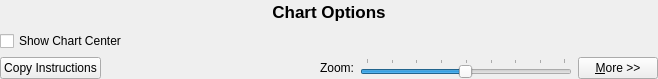
Above: src/optionsbar.ui from iPenguin/CrochetCharts before the change. Below: the same form after it.
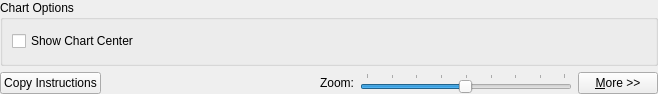
That is the form after the change.

```diff
--- a/src/optionsbar.ui
+++ b/src/optionsbar.ui
@@ -7,7 +7,7 @@
     <x>0</x>
     <y>0</y>
     <width>658</width>
-    <height>79</height>
+    <height>94</height>
    </rect>
   </property>
   <property name="windowTitle">
@@ -18,26 +18,14 @@
     <number>0</number>
    </property>
    <item>
-    <widget class="QWidget" name="chartOptionsBox" native="true">
-     <layout class="QGridLayout" name="gridLayout">
-      <property name="margin">
-       <number>0</number>
-      </property>
-      <item row="0" column="0" colspan="2">
-       <widget class="QLabel" name="label">
-        <property name="text">
-         <string>&lt;!DOCTYPE HTML PUBLIC &quot;-//W3C//DTD HTML 4.0//EN&quot; &quot;http://www.w3.org/TR/REC-html40/strict.dtd&quot;&gt;
-&lt;html&gt;&lt;head&gt;&lt;meta name=&quot;qrichtext&quot; content=&quot;1&quot; /&gt;&lt;style type=&quot;text/css&quot;&gt;
-p, li { white-space: pre-wrap; }
-&lt;/style&gt;&lt;/head&gt;&lt;body style=&quot; font-family:'Lucida Grande'; font-size:13pt; font-weight:400; font-style:normal;&quot;&gt;
-&lt;p style=&quot; margin-top:0px; margin-bottom:0px; margin-left:0px; margin-right:0px; -qt-block-indent:0; text-indent:0px;&quot;&gt;&lt;span style=&quot; font-weight:600;&quot;&gt;Chart Options&lt;/span&gt;&lt;/p&gt;&lt;/body&gt;&lt;/html&gt;</string>
-        </property>
-        <property name="alignment">
-         <set>Qt::AlignCenter</set>
-        </property>
-       </widget>
-      </item>
-      <item row="1" column="0">
+    <layout class="QVBoxLayout" name="dialogLayout">
+     <item>
+      <widget class="QGroupBox" name="chartOptionsBox">
+       <property name="title">
+        <string>Chart Options</string>
+       </property>
+       <layout class="QGridLayout" name="gridLayout_2">
+        <item row="0" column="0">
        <widget class="QCheckBox" name="showChartCenter">
         <property name="text">
          <string>Show Chart Center</string>
@@ -46,6 +34,8 @@
       </item>
      </layout>
     </widget>
+     </item>
+    </layout>
    </item>
    <item>
     <layout class="QHBoxLayout" name="horizontalLayout">
```
Lines whose indentation alone changed are shown as unchanged.
